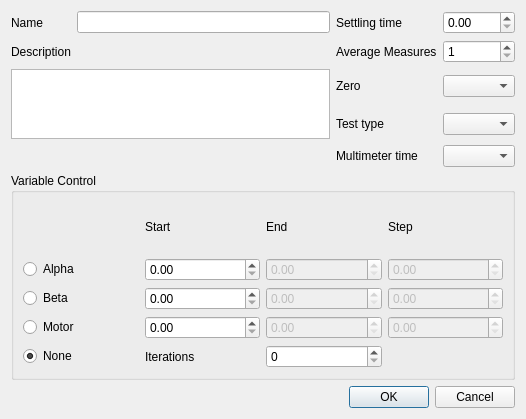
The window that measurementspreferences.ui (froque/AeroIST) describes before a commit, drawn with Qt 5.
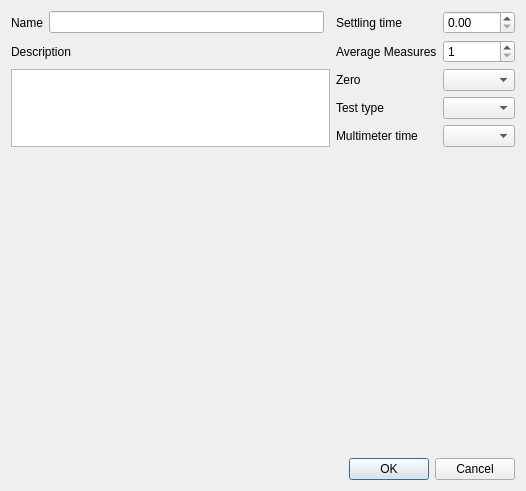
The same window after the commit.

Commit message: made measurements preferences dialog more general about the control still to do: specific configuration of each variablemodel

The edit to the form file:
```diff
--- a/measurementspreferences.ui
+++ b/measurementspreferences.ui
@@ -7,7 +7,7 @@
     <x>0</x>
     <y>0</y>
     <width>526</width>
-    <height>419</height>
+    <height>491</height>
    </rect>
   </property>
   <property name="windowTitle">
@@ -21,9 +21,6 @@
      </property>
     </widget>
    </item>
-   <item row="0" column="2">
-    <widget class="QLineEdit" name="edit_name"/>
-   </item>
    <item row="0" column="3">
     <widget class="QLabel" name="labelSettlingTime">
      <property name="text">
@@ -55,7 +52,7 @@
      </property>
     </widget>
    </item>
-   <item row="2" column="0" rowspan="2" colspan="3">
+   <item row="2" column="0" rowspan="3" colspan="3">
     <widget class="QPlainTextEdit" name="plainTextEdit">
      <property name="tabChangesFocus">
       <bool>true</bool>
@@ -111,145 +108,10 @@
     </widget>
    </item>
    <item row="5" column="0" colspan="5">
-    <widget class="QGroupBox" name="groupBox">
-     <property name="title">
-      <string>Variable Control</string>
-     </property>
-     <property name="checkable">
-      <bool>false</bool>
-     </property>
-     <layout class="QGridLayout" name="gridLayout">
-      <item row="3" column="1">
-       <widget class="QDoubleSpinBox" name="doubleSpinBoxAlphaStart"/>
-      </item>
-      <item row="4" column="1">
-       <widget class="QDoubleSpinBox" name="doubleSpinBoxBetaStart"/>
-      </item>
-      <item row="5" column="1">
-       <widget class="QDoubleSpinBox" name="doubleSpinBoxMotorStart"/>
-      </item>
-      <item row="5" column="0">
-       <widget class="QRadioButton" name="radioButtonMotor">
-        <property name="text">
-         <string>Motor</string>
-        </property>
-        <attribute name="buttonGroup">
-         <string>controlGroup</string>
-        </attribute>
-       </widget>
-      </item>
-      <item row="4" column="0">
-       <widget class="QRadioButton" name="radioButtonBeta">
-        <property name="text">
-         <string>Beta</string>
-        </property>
-        <attribute name="buttonGroup">
-         <string>controlGroup</string>
-        </attribute>
-       </widget>
-      </item>
-      <item row="3" column="0">
-       <widget class="QRadioButton" name="radioButtonAlpha">
-        <property name="text">
-         <string>Alpha</string>
-        </property>
-        <attribute name="buttonGroup">
-         <string>controlGroup</string>
-        </attribute>
-       </widget>
-      </item>
-      <item row="3" column="2">
-       <widget class="QDoubleSpinBox" name="doubleSpinBoxAlphaEnd">
-        <property name="enabled">
-         <bool>false</bool>
-        </property>
-       </widget>
-      </item>
-      <item row="3" column="3">
-       <widget class="QDoubleSpinBox" name="doubleSpinBoxAlphaStep">
-        <property name="enabled">
-         <bool>false</bool>
-        </property>
-       </widget>
-      </item>
-      <item row="4" column="2">
-       <widget class="QDoubleSpinBox" name="doubleSpinBoxBetaEnd">
-        <property name="enabled">
-         <bool>false</bool>
-        </property>
-       </widget>
-      </item>
-      <item row="5" column="2">
-       <widget class="QDoubleSpinBox" name="doubleSpinBoxMotorEnd">
-        <property name="enabled">
-         <bool>false</bool>
-        </property>
-       </widget>
-      </item>
-      <item row="4" column="3">
-       <widget class="QDoubleSpinBox" name="doubleSpinBoxBetaStep">
-        <property name="enabled">
-         <bool>false</bool>
-        </property>
-       </widget>
-      </item>
-      <item row="5" column="3">
-       <widget class="QDoubleSpinBox" name="doubleSpinBoxMotorStep">
-        <property name="enabled">
-         <bool>false</bool>
-        </property>
-       </widget>
-      </item>
-      <item row="2" column="3">
-       <widget class="QLabel" name="labelStep">
-        <property name="text">
-         <string>Step</string>
-        </property>
-       </widget>
-      </item>
-      <item row="2" column="2">
-       <widget class="QLabel" name="labelEnd">
-        <property name="text">
-         <string>End</string>
-        </property>
-       </widget>
-      </item>
-      <item row="2" column="1">
-       <widget class="QLabel" name="labelStart">
-        <property name="text">
-         <string>Start</string>
-        </property>
-       </widget>
-      </item>
-      <item row="6" column="0">
-       <widget class="QRadioButton" name="radioButtonNone">
-        <property name="text">
-         <string>None</string>
-        </property>
-        <property name="checked">
-         <bool>true</bool>
-        </property>
-        <attribute name="buttonGroup">
-         <string>controlGroup</string>
-        </attribute>
-       </widget>
-      </item>
-      <item row="6" column="1">
-       <widget class="QLabel" name="labelN">
-        <property name="text">
-         <string>Iterations</string>
-        </property>
-       </widget>
-      </item>
-      <item row="6" column="2">
-       <widget class="QSpinBox" name="spinBoxN">
-        <property name="maximum">
-         <number>999</number>
-        </property>
-       </widget>
-      </item>
-     </layout>
-    </widget>
+    <widget class="QWidget" name="widget" native="true"/>
+   </item>
+   <item row="0" column="1">
+    <widget class="QLineEdit" name="edit_name"/>
    </item>
   </layout>
  </widget>
```
Left out of the diff: 16 changed lines with no effect on the pictures. The commit also changes 6 other files.
